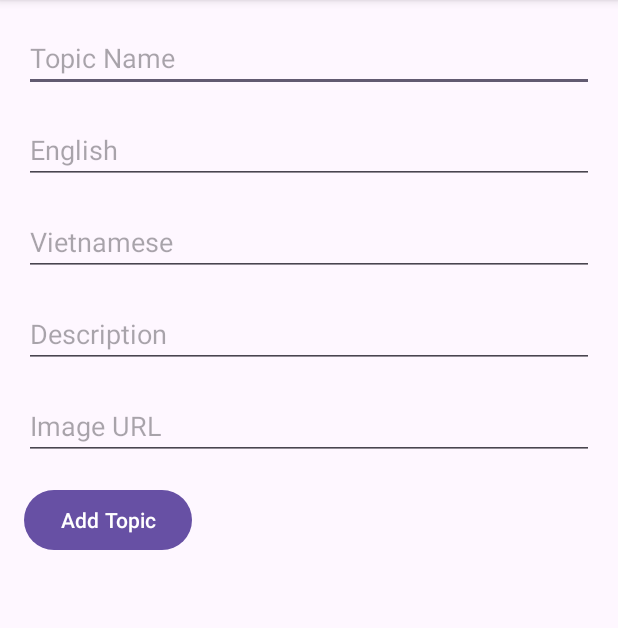
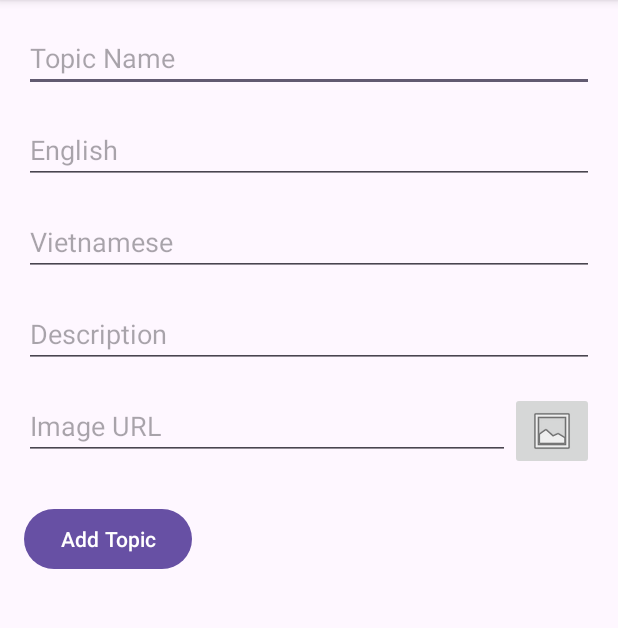
Before and after one commit to nqhop/foreign-language-learning-firebase-firestore-android, an Android app: the AddTopicActivity screen opened directly, with no data from a screen before it, after a tap on "Add Topic", on a phone screen of 412 x 824 dp, the part 96-724 px from its top. Run offline under Robolectric (Android 15) with nearby library versions, the phone set to English and light mode, and no system bars; our stand-ins replace Firebase (no records; nobody signed in at launch, a user with empty details on screens opened directly).

Commit message:
thêm topic thành công

```diff
--- a/app/src/main/java/com/example/quizapp/activities/AddTopicActivity.java
+++ b/app/src/main/java/com/example/quizapp/activities/AddTopicActivity.java
@@ -1,26 +1,28 @@
 package com.example.quizapp.activities;
 
+import android.app.Activity;
+import android.content.Intent;
+import android.net.Uri;
 import android.os.Bundle;
 import android.text.TextUtils;
 import android.view.View;
 import android.widget.Button;
 import android.widget.EditText;
+import android.widget.ImageButton;
 import android.widget.Toast;
 
-import androidx.annotation.NonNull;
+import androidx.annotation.Nullable;
 import androidx.appcompat.app.AppCompatActivity;
 
 import com.example.quizapp.R;
-import com.example.quizapp.models.Topic;
 import com.example.quizapp.models.Word;
-import com.google.android.gms.tasks.OnCompleteListener;
-import com.google.android.gms.tasks.Task;
 import com.google.firebase.auth.FirebaseAuth;
 import com.google.firebase.firestore.DocumentReference;
 import com.google.firebase.firestore.FirebaseFirestore;
+import com.google.firebase.storage.FirebaseStorage;
+import com.google.firebase.storage.StorageReference;
+import com.google.firebase.storage.UploadTask;
 
-import java.util.HashMap;
-import java.util.Map;
 import java.util.UUID;
 
 public class AddTopicActivity extends AppCompatActivity {
@@ -30,6 +32,12 @@ public class AddTopicActivity extends AppCompatActivity {
     private EditText vietnameseEditText;
     private EditText descriptionEditText;
     private EditText imageEditText;
+    private ImageButton addImageButton;
+
+    private static final int PICK_IMAGE_REQUEST = 1;
+
+    private Uri imageUri;
+    private StorageReference storageReference;
 
     @Override
     protected void onCreate(Bundle savedInstanceState) {
@@ -41,61 +49,101 @@ public class AddTopicActivity extends AppCompatActivity {
         vietnameseEditText = findViewById(R.id.editTextVietnamese);
         descriptionEditText = findViewById(R.id.editTextDescription);
         imageEditText = findViewById(R.id.editTextImage);
+        addImageButton = findViewById(R.id.addImageButton);
+
+        // Initialize StorageReference
+        storageReference = FirebaseStorage.getInstance().getReference("images");
+
+        addImageButton.setOnClickListener(new View.OnClickListener() {
+            @Override
+            public void onClick(View v) {
+                openImageChooser();
+            }
+        });
 
         Button addButton = findViewById(R.id.addButton);
         addButton.setOnClickListener(new View.OnClickListener() {
             @Override
             public void onClick(View view) {
-                addTopic();
+                uploadImageAndAddTopic();
             }
         });
     }
 
-    private void addTopic() {
+    private void openImageChooser() {
+        Intent intent = new Intent();
+        intent.setType("image/*");
+        intent.setAction(Intent.ACTION_GET_CONTENT);
+        startActivityForResult(intent, PICK_IMAGE_REQUEST);
+    }
+
+    @Override
+    protected void onActivityResult(int requestCode, int resultCode, @Nullable Intent data) {
+        super.onActivityResult(requestCode, resultCode, data);
+
+        if (requestCode == PICK_IMAGE_REQUEST && resultCode == Activity.RESULT_OK && data != null && data.getData() != null) {
+            imageUri = data.getData();
+            imageEditText.setText(imageUri.toString());
+        }
+    }
+
+    private void uploadImageAndAddTopic() {
+        if (imageUri != null) {
+            // Create a unique image filename
+            String imageName = UUID.randomUUID().toString();
+            // Set the path to the "images" folder and the unique filename
+            StorageReference imageRef = storageReference.child(imageName);
+
+            // Upload the image to Firebase Storage
+            imageRef.putFile(imageUri)
+                    .addOnCompleteListener(this, task -> {
+                        if (task.isSuccessful()) {
+                            // Image upload successful, get the download URL
+                            imageRef.getDownloadUrl().addOnSuccessListener(uri -> {
+                                // Create Word object with the download URL
+                                Word word = new Word(
+                                        englishEditText.getText().toString(),
+                                        vietnameseEditText.getText().toString(),
+                                        descriptionEditText.getText().toString(),
+                                        uri.toString()
+                                );
+
+                                addTopic(word);
+                            });
+                        } else {
+                            Toast.makeText(this, "Error uploading image", Toast.LENGTH_SHORT).show();
+                        }
+                    });
+        } else {
+            Toast.makeText(this, "Please select an image", Toast.LENGTH_SHORT).show();
+        }
+    }
+
+    private void addTopic(Word word) {
         String topicName = topicNameEditText.getText().toString();
-        String english = englishEditText.getText().toString();
-        String vietnamese = vietnameseEditText.getText().toString();
-        String description = descriptionEditText.getText().toString();
-        String image = imageEditText.getText().toString();
 
-        if (TextUtils.isEmpty(topicName) || TextUtils.isEmpty(english) || TextUtils.isEmpty(vietnamese)) {
-            Toast.makeText(this, "Please fill in all fields", Toast.LENGTH_SHORT).show();
+        if (TextUtils.isEmpty(topicName)) {
+            Toast.makeText(this, "Please fill in the topic name", Toast.LENGTH_SHORT).show();
             return;
         }
 
-        // Tạo đối tượng Word
-        Word word = new Word(english, vietnamese, description, image);
-
-        // Tạo đối tượng Topic
-        Map<String, Word> wordsMap = new HashMap<>();
-        wordsMap.put(UUID.randomUUID().toString(), word);
-
-        Topic topic = new Topic(topicName, wordsMap);
-
-        // Lưu topic vào Firestore
         FirebaseFirestore firestore = FirebaseFirestore.getInstance();
         FirebaseAuth auth = FirebaseAuth.getInstance();
         String userId = auth.getCurrentUser().getUid();
 
-        firestore.collection("Users").document(userId)
-                .collection("topics")
-                .add(topic)
-                .addOnCompleteListener(new OnCompleteListener<DocumentReference>() {
-                    @Override
-                    public void onComplete(@NonNull Task<DocumentReference> task) {
-                        if (task.isSuccessful()) {
-                            // Thành công
-                            Toast.makeText(AddTopicActivity.this, "Topic added successfully", Toast.LENGTH_SHORT).show();
-                            finish(); // Kết thúc activity sau khi thêm thành công
-                        } else {
-                            // Xử lý khi không thành công
-                            Exception e = task.getException();
-                            if (e != null) {
-                                e.printStackTrace();
-                            }
-                            Toast.makeText(AddTopicActivity.this, "Failed to add topic", Toast.LENGTH_SHORT).show();
-                        }
+        DocumentReference topicRef = firestore.collection("Users").document(userId)
+                .collection("topics").document(UUID.randomUUID().toString());
+
+        // Set the topic data including the image URL
+        topicRef.set(word)
+                .addOnCompleteListener(this, task -> {
+                    if (task.isSuccessful()) {
+                        Toast.makeText(AddTopicActivity.this, "Topic added successfully", Toast.LENGTH_SHORT).show();
+                        finish();
+                    } else {
+                        Toast.makeText(AddTopicActivity.this, "Error adding topic", Toast.LENGTH_SHORT).show();
                     }
                 });
     }
+
 }
--- a/app/src/main/java/com/example/quizapp/models/Word.java
+++ b/app/src/main/java/com/example/quizapp/models/Word.java
@@ -7,7 +7,7 @@ public class Word {
     private String image;
 
     public Word() {
-        // Constructor rỗng cần thiết để sử dụng với Firestore
+        // Empty constructor needed for Firestore
     }
 
     public Word(String english, String vietnamese, String description, String image) {
--- a/app/src/main/res/layout/activity_add_topic.xml
+++ b/app/src/main/res/layout/activity_add_topic.xml
@@ -34,20 +34,35 @@
         android:layout_marginTop="16dp"
         android:hint="Description" />
 
-    <EditText
-        android:id="@+id/editTextImage"
+    <RelativeLayout
+        android:id="@+id/relativeLayout3"
         android:layout_width="match_parent"
         android:layout_height="wrap_content"
         android:layout_below="@id/editTextDescription"
-        android:layout_marginTop="16dp"
-        android:hint="Image URL" />
+        android:layout_marginTop="16dp">
+
+        <EditText
+            android:id="@+id/editTextImage"
+            android:layout_width="match_parent"
+            android:layout_height="wrap_content"
+            android:layout_toStartOf="@id/addImageButton"
+            android:hint="Image URL" />
+
+        <ImageButton
+            android:id="@+id/addImageButton"
+            android:layout_width="wrap_content"
+            android:layout_height="wrap_content"
+            android:layout_alignParentEnd="true"
+            android:contentDescription="Choose Image"
+            android:src="@android:drawable/ic_menu_gallery" />
+    </RelativeLayout>
 
     <Button
         android:id="@+id/addButton"
         android:layout_width="wrap_content"
         android:layout_height="wrap_content"
-        android:layout_below="@id/editTextImage"
-        android:layout_marginTop="16dp"
+        android:layout_below="@+id/relativeLayout3"
+        android:layout_marginTop="22dp"
         android:text="Add Topic" />
 
 </RelativeLayout>
```
